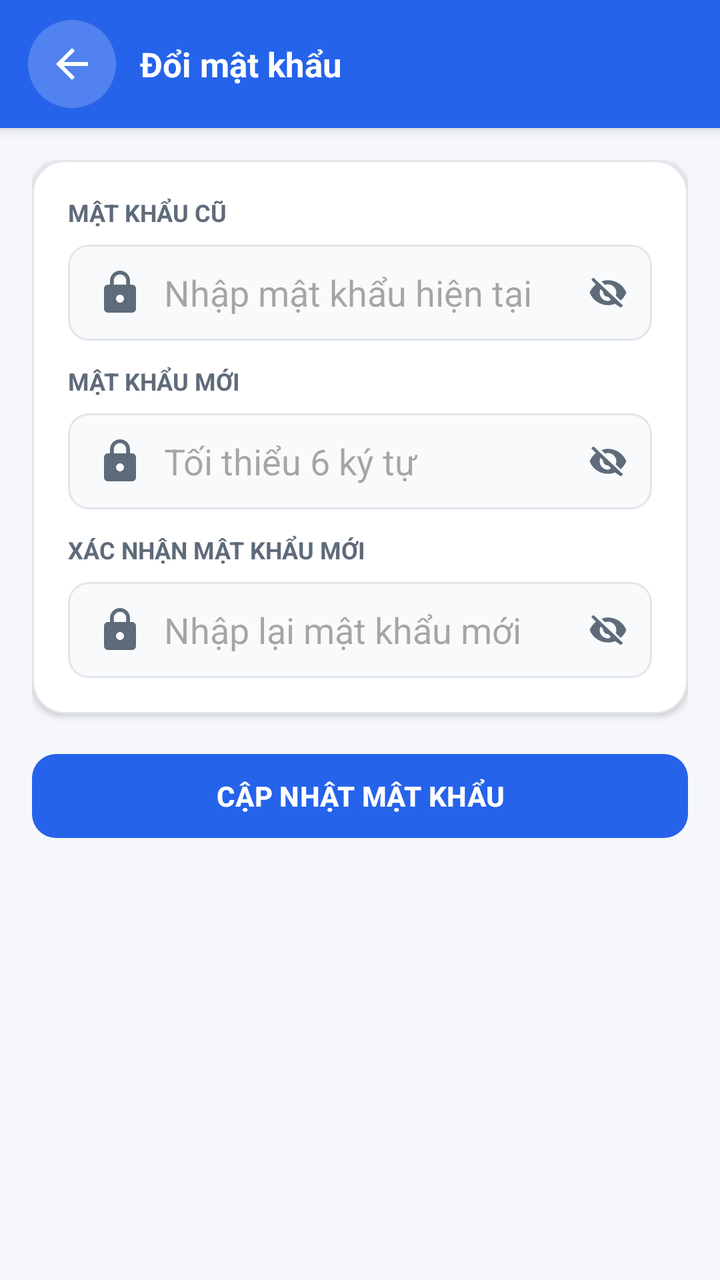
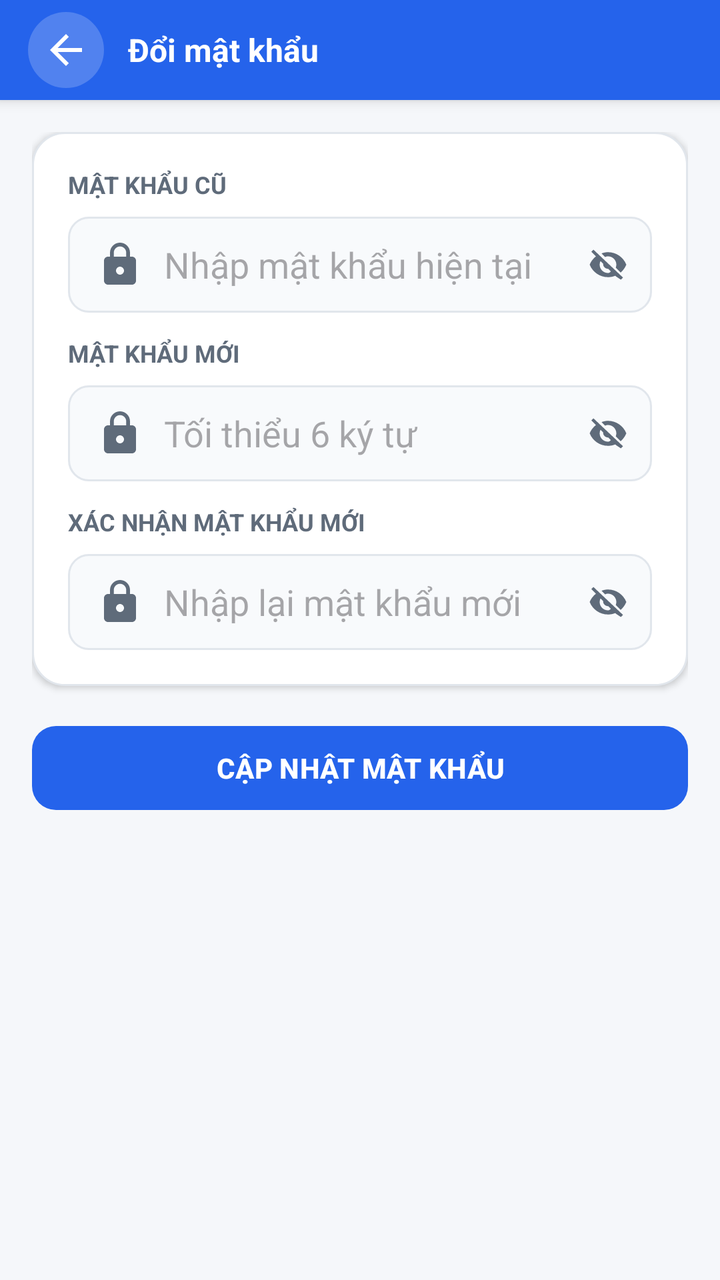

Compare the two renders of this Android layout. The source of the first and the diff that turns it into the second are given below.
<!-- AndroidManifest.xml: application theme Theme.Ecommerce -->
<!-- res/layout/activity_change_password.xml -->
<?xml version="1.0" encoding="utf-8"?>
<LinearLayout xmlns:android="http://schemas.android.com/apk/res/android"
    xmlns:app="http://schemas.android.com/apk/res-auto"
    android:layout_width="match_parent"
    android:layout_height="match_parent"
    android:background="@color/page_background"
    android:orientation="vertical">

    <LinearLayout style="@style/AppToolbar">
        <ImageView android:id="@+id/btnBack" style="@style/AppToolbarBackButton" />
        <TextView style="@style/AppToolbarTitle" android:layout_width="0dp" android:layout_height="wrap_content" android:layout_marginStart="12dp" android:layout_weight="1" android:text="Đổi mật khẩu" />
    </LinearLayout>

    <ScrollView
        android:layout_width="match_parent"
        android:layout_height="0dp"
        android:layout_weight="1"
        android:fillViewport="true">
        <LinearLayout
            android:layout_width="match_parent"
            android:layout_height="wrap_content"
            android:orientation="vertical"
            android:padding="16dp">

            <LinearLayout
                android:layout_width="match_parent"
                android:layout_height="wrap_content"
                android:background="@drawable/bg_card_white"
                android:elevation="2dp"
                android:orientation="vertical"
                android:padding="18dp">

                <TextView
                    android:layout_width="wrap_content"
                    android:layout_height="wrap_content"
                    android:text="MẬT KHẨU CŨ"
                    android:textColor="@color/text_secondary"
                    android:textSize="12sp"
                    android:textStyle="bold" />
                <RelativeLayout
                    android:layout_width="match_parent"
                    android:layout_height="48dp"
                    android:layout_marginTop="8dp"
                    android:layout_marginBottom="12dp">
                    <EditText
                        android:id="@+id/edtOldPassword"
                        android:layout_width="match_parent"
                        android:layout_height="match_parent"
                        android:background="@drawable/bg_input"
                        android:drawableStart="@drawable/ic_lock"
                        android:drawablePadding="10dp"
                        android:hint="Nhập mật khẩu hiện tại"
                        android:inputType="textPassword"
                        android:maxLines="1"
                        android:paddingStart="14dp"
                        android:paddingEnd="46dp" />
                    <ImageView
                        android:id="@+id/btnToggleOldPassword"
                        android:layout_width="44dp"
                        android:layout_height="match_parent"
                        android:layout_alignParentEnd="true"
                        android:background="?attr/selectableItemBackgroundBorderless"
                        android:clickable="true"
                        android:contentDescription="Hiện mật khẩu"
                        android:focusable="true"
                        android:padding="12dp"
                        android:src="@drawable/ic_visibility_off"
                        app:tint="@color/text_secondary" />
                </RelativeLayout>

                <TextView
                    android:layout_width="wrap_content"
                    android:layout_height="wrap_content"
                    android:text="MẬT KHẨU MỚI"
                    android:textColor="@color/text_secondary"
                    android:textSize="12sp"
                    android:textStyle="bold" />
                <RelativeLayout
                    android:layout_width="match_parent"
                    android:layout_height="48dp"
                    android:layout_marginTop="8dp"
                    android:layout_marginBottom="12dp">
                    <EditText
                        android:id="@+id/edtNewPassword"
                        android:layout_width="match_parent"
                        android:layout_height="match_parent"
                        android:background="@drawable/bg_input"
                        android:drawableStart="@drawable/ic_lock"
                        android:drawablePadding="10dp"
                        android:hint="Tối thiểu 6 ký tự"
                        android:inputType="textPassword"
                        android:maxLines="1"
                        android:paddingStart="14dp"
                        android:paddingEnd="46dp" />
                    <ImageView
                        android:id="@+id/btnToggleNewPassword"
                        android:layout_width="44dp"
                        android:layout_height="match_parent"
                        android:layout_alignParentEnd="true"
                        android:background="?attr/selectableItemBackgroundBorderless"
                        android:clickable="true"
                        android:contentDescription="Hiện mật khẩu"
                        android:focusable="true"
                        android:padding="12dp"
                        android:src="@drawable/ic_visibility_off"
                        app:tint="@color/text_secondary" />
                </RelativeLayout>

                <TextView
                    android:layout_width="wrap_content"
                    android:layout_height="wrap_content"
                    android:text="XÁC NHẬN MẬT KHẨU MỚI"
                    android:textColor="@color/text_secondary"
                    android:textSize="12sp"
                    android:textStyle="bold" />
                <RelativeLayout
                    android:layout_width="match_parent"
                    android:layout_height="48dp"
                    android:layout_marginTop="8dp">
                    <EditText
                        android:id="@+id/edtConfirmPassword"
                        android:layout_width="match_parent"
                        android:layout_height="match_parent"
                        android:background="@drawable/bg_input"
                        android:drawableStart="@drawable/ic_lock"
                        android:drawablePadding="10dp"
                        android:hint="Nhập lại mật khẩu mới"
                        android:inputType="textPassword"
                        android:maxLines="1"
                        android:paddingStart="14dp"
                        android:paddingEnd="46dp" />
                    <ImageView
                        android:id="@+id/btnToggleConfirmPassword"
                        android:layout_width="44dp"
                        android:layout_height="match_parent"
                        android:layout_alignParentEnd="true"
                        android:background="?attr/selectableItemBackgroundBorderless"
                        android:clickable="true"
                        android:contentDescription="Hiện mật khẩu"
                        android:focusable="true"
                        android:padding="12dp"
                        android:src="@drawable/ic_visibility_off"
                        app:tint="@color/text_secondary" />
                </RelativeLayout>
            </LinearLayout>

            <com.google.android.material.button.MaterialButton
                android:id="@+id/btnSavePassword"
                android:layout_width="match_parent"
                android:layout_height="50dp"
                android:layout_marginTop="16dp"
                android:text="CẬP NHẬT MẬT KHẨU"
                android:textColor="@color/white"
                android:textStyle="bold"
                app:backgroundTint="@color/primary"
                app:cornerRadius="12dp" />
        </LinearLayout>
    </ScrollView>
</LinearLayout>
<!-- resources referenced by this layout -->
<resources>
  <color name="page_background">#FFF5F7FA</color>
  <color name="primary">#FF2563EB</color>
  <color name="text_secondary">#FF5F6B7A</color>
  <color name="white">#FFFFFFFF</color>
  <!-- drawable bg_card_white (drawable) -->
  <?xml version="1.0" encoding="utf-8"?>
  <shape xmlns:android="http://schemas.android.com/apk/res/android">
      <solid android:color="@color/white" />
      <corners android:radius="16dp" />
      <stroke android:width="1dp" android:color="@color/card_stroke" />
  </shape>
  <!-- drawable bg_input (drawable) -->
  <?xml version="1.0" encoding="utf-8"?>
  <shape xmlns:android="http://schemas.android.com/apk/res/android">
      <solid android:color="@color/input_background" />
      <corners android:radius="10dp" />
      <stroke android:width="1dp" android:color="@color/card_stroke" />
  </shape>
  <!-- drawable ic_lock (drawable) -->
  <?xml version="1.0" encoding="utf-8"?>
  <vector xmlns:android="http://schemas.android.com/apk/res/android" android:width="24dp" android:height="24dp" android:viewportWidth="24" android:viewportHeight="24">
      <path android:fillColor="#FF5F6B7A" android:pathData="M18,8h-1V6c0,-2.76 -2.24,-5 -5,-5S7,3.24 7,6v2H6c-1.1,0 -2,0.9 -2,2v10c0,1.1 0.9,2 2,2h12c1.1,0 2,-0.9 2,-2V10c0,-1.1 -0.9,-2 -2,-2zM12,17c-1.1,0 -2,-0.9 -2,-2s0.9,-2 2,-2 2,0.9 2,2 -0.9,2 -2,2zM15.1,8H8.9V6c0,-1.71 1.39,-3.1 3.1,-3.1s3.1,1.39 3.1,3.1v2z"/>
  </vector>
  <style name="AppToolbar">
          <item name="android:layout_width">match_parent</item>
          <item name="android:layout_height">64dp</item>
          <item name="android:background">@color/primary</item>
          <item name="android:gravity">center_vertical</item>
          <item name="android:orientation">horizontal</item>
          <item name="android:paddingLeft">14dp</item>
          <item name="android:paddingRight">14dp</item>
          <item name="android:elevation">4dp</item>
      </style>
  <style name="AppToolbarBackButton" parent="Widget.AppCompat.ImageButton">
          <item name="android:layout_width">44dp</item>
          <item name="android:layout_height">44dp</item>
          <item name="android:background">@drawable/bg_toolbar_icon_button</item>
          <item name="android:contentDescription">Quay lại</item>
          <item name="android:padding">10dp</item>
          <item name="android:src">@drawable/ic_arrow_back</item>
          <item name="android:tint">@color/white</item>
      </style>
  <style name="AppToolbarTitle">
          <item name="android:textColor">@color/white</item>
          <item name="android:textSize">17sp</item>
          <item name="android:textStyle">bold</item>
      </style>
  <style name="Theme.Ecommerce" parent="Base.Theme.Ecommerce" />
  <color name="card_stroke">#FFE1E6EC</color>
  <color name="input_background">#FFF8FAFC</color>
  <!-- drawable bg_toolbar_icon_button (drawable) -->
  <?xml version="1.0" encoding="utf-8"?>
  <shape xmlns:android="http://schemas.android.com/apk/res/android"
      android:shape="oval">
      <solid android:color="#33FFFFFF" />
  </shape>
  <!-- drawable ic_arrow_back (drawable) -->
  <?xml version="1.0" encoding="utf-8"?>
  <vector xmlns:android="http://schemas.android.com/apk/res/android" android:width="24dp" android:height="24dp" android:viewportWidth="24" android:viewportHeight="24">
      <path android:fillColor="#FF172033" android:pathData="M20,11H7.83l5.59,-5.59L12,4l-8,8 8,8 1.41,-1.41L7.83,13H20v-2z"/>
  </vector>
  <style name="Base.Theme.Ecommerce" parent="Theme.Material3.DayNight.NoActionBar">
      </style>
  <!-- unchanged entries left out for length: 1 -->
</resources>

<!-- the commit's change to res/layout/activity_change_password.xml (unified diff, before → after) -->
@@ -6,7 +6,9 @@
     android:background="@color/page_background"
     android:orientation="vertical">
 
-    <LinearLayout style="@style/AppToolbar">
+    <LinearLayout
+        android:id="@+id/topBar"
+        style="@style/AppToolbar">
         <ImageView android:id="@+id/btnBack" style="@style/AppToolbarBackButton" />
         <TextView style="@style/AppToolbarTitle" android:layout_width="0dp" android:layout_height="wrap_content" android:layout_marginStart="12dp" android:layout_weight="1" android:text="Đổi mật khẩu" />
     </LinearLayout>
<!-- resource entries referenced after the edit -->
@@ -25,7 +25,7 @@
   </vector>
   <style name="AppToolbar">
           <item name="android:layout_width">match_parent</item>
-          <item name="android:layout_height">64dp</item>
+          <item name="android:layout_height">50dp</item>
           <item name="android:background">@color/primary</item>
           <item name="android:gravity">center_vertical</item>
           <item name="android:orientation">horizontal</item>
@@ -34,17 +34,17 @@
           <item name="android:elevation">4dp</item>
       </style>
   <style name="AppToolbarBackButton" parent="Widget.AppCompat.ImageButton">
-          <item name="android:layout_width">44dp</item>
-          <item name="android:layout_height">44dp</item>
+          <item name="android:layout_width">38dp</item>
+          <item name="android:layout_height">38dp</item>
           <item name="android:background">@drawable/bg_toolbar_icon_button</item>
           <item name="android:contentDescription">Quay lại</item>
-          <item name="android:padding">10dp</item>
+          <item name="android:padding">8dp</item>
           <item name="android:src">@drawable/ic_arrow_back</item>
           <item name="android:tint">@color/white</item>
       </style>
   <style name="AppToolbarTitle">
           <item name="android:textColor">@color/white</item>
-          <item name="android:textSize">17sp</item>
+          <item name="android:textSize">16sp</item>
           <item name="android:textStyle">bold</item>
       </style>
   <style name="Theme.Ecommerce" parent="Base.Theme.Ecommerce" />
